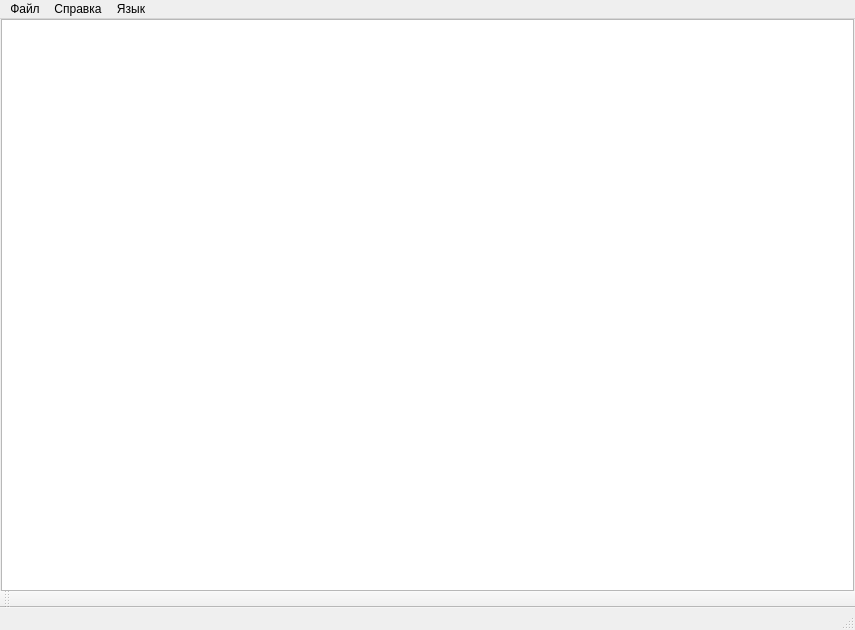
The window that TextEditor/TextEditor.ui (AlexZast/DevGrafCpp) describes before a commit, drawn with Qt 5.
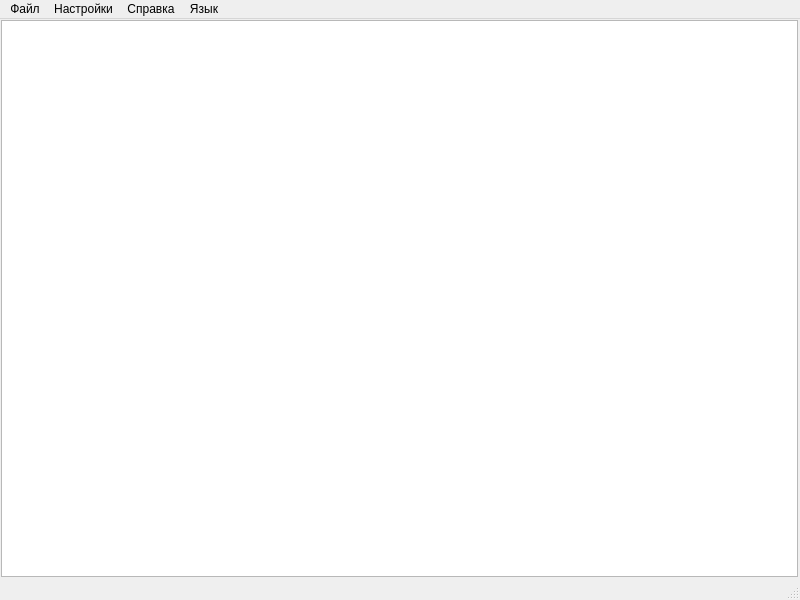
The same window after the commit.

```diff
--- a/TextEditor/TextEditor.ui
+++ b/TextEditor/TextEditor.ui
@@ -6,15 +6,15 @@
    <rect>
     <x>0</x>
     <y>0</y>
-    <width>855</width>
-    <height>630</height>
+    <width>800</width>
+    <height>600</height>
    </rect>
   </property>
   <property name="windowTitle">
    <string>MainWindow</string>
   </property>
   <widget class="QWidget" name="centralwidget">
-   <layout class="QHBoxLayout" name="horizontalLayout" stretch="0">
+   <layout class="QVBoxLayout" name="verticalLayout">
     <property name="spacing">
      <number>1</number>
     </property>
@@ -22,35 +22,16 @@
      <number>1</number>
     </property>
     <property name="topMargin">
-     <number>0</number>
+     <number>1</number>
     </property>
     <property name="rightMargin">
-     <number>1</number>
+     <number>2</number>
     </property>
     <property name="bottomMargin">
-     <number>0</number>
+     <number>1</number>
     </property>
     <item>
-     <widget class="QPlainTextEdit" name="plainTextEdit">
-      <property name="sizePolicy">
-       <sizepolicy hsizetype="Expanding" vsizetype="Expanding">
-        <horstretch>0</horstretch>
-        <verstretch>0</verstretch>
-       </sizepolicy>
-      </property>
-      <property name="inputMethodHints">
-       <set>Qt::ImhMultiLine</set>
-      </property>
-      <property name="lineWidth">
-       <number>1</number>
-      </property>
-      <property name="tabStopWidth">
-       <number>71</number>
-      </property>
-      <property name="cursorWidth">
-       <number>1</number>
-      </property>
-     </widget>
+     <widget class="QPlainTextEdit" name="plainTextEdit"/>
     </item>
    </layout>
   </widget>
@@ -59,7 +40,7 @@
     <rect>
      <x>0</x>
      <y>0</y>
-     <width>855</width>
+     <width>800</width>
      <height>20</height>
     </rect>
    </property>
@@ -84,25 +65,20 @@
     <property name="title">
      <string>Язык</string>
     </property>
-    <addaction name="separator"/>
-    <addaction name="action_8"/>
-    <addaction name="actionEnglish"/>
+    <addaction name="action_6"/>
+    <addaction name="action_7"/>
+   </widget>
+   <widget class="QMenu" name="menu_4">
+    <property name="title">
+     <string>Настройки</string>
+    </property>
+    <addaction name="action_10"/>
    </widget>
    <addaction name="menu"/>
+   <addaction name="menu_4"/>
    <addaction name="menu_2"/>
    <addaction name="menu_3"/>
   </widget>
-  <widget class="QToolBar" name="toolBar">
-   <property name="windowTitle">
-    <string>toolBar</string>
-   </property>
-   <attribute name="toolBarArea">
-    <enum>BottomToolBarArea</enum>
-   </attribute>
-   <attribute name="toolBarBreak">
-    <bool>false</bool>
-   </attribute>
-  </widget>
   <widget class="QStatusBar" name="statusbar"/>
   <action name="action">
    <property name="text">
```
Left out of the diff: 67 changed lines with no effect on the pictures.
